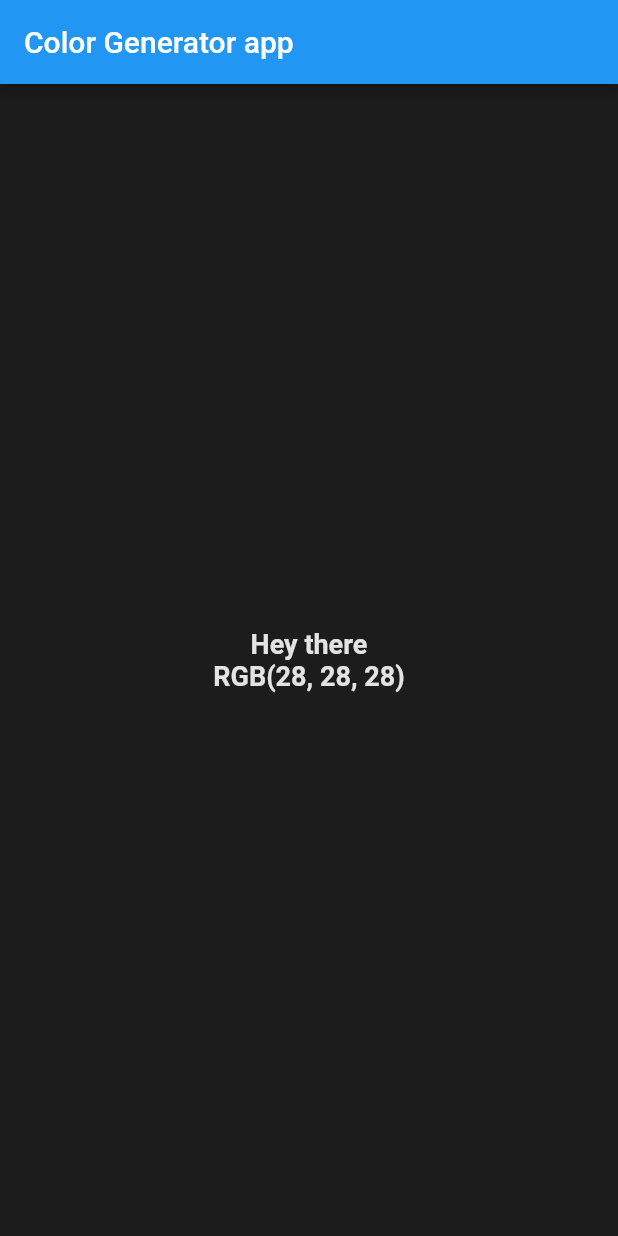
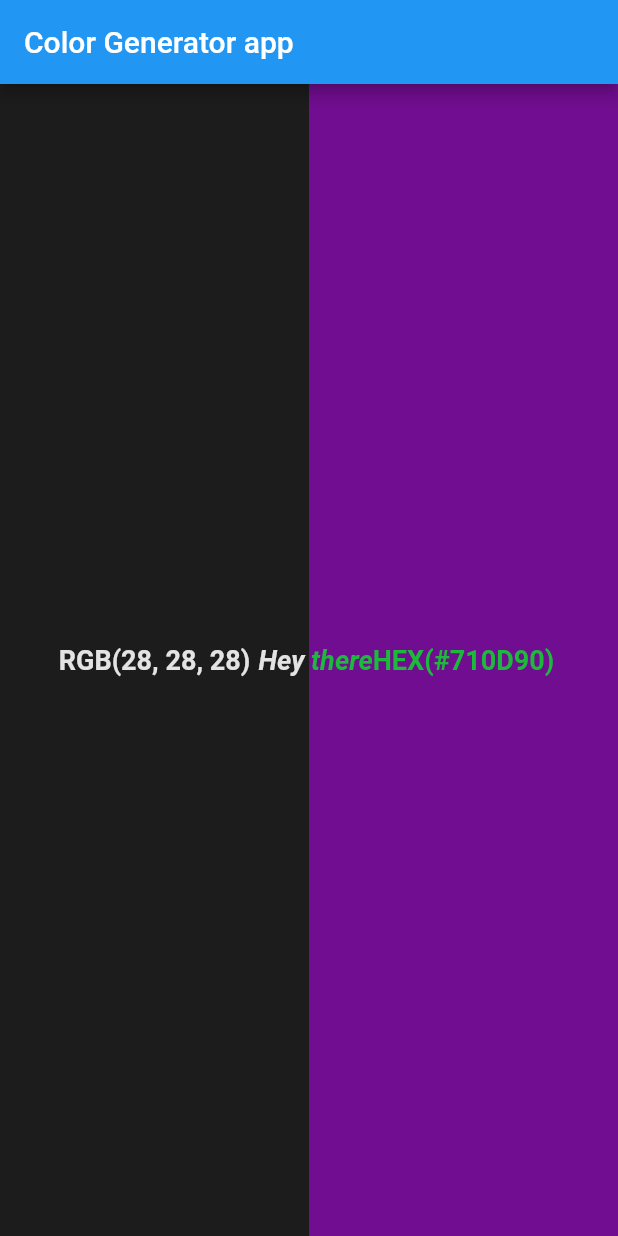
Before and after one commit to doryuDiehardd/simple_color_generator, a Flutter app: the screen it shows after launch, on a phone screen of 412 x 824 dp. Run offline on Flutter 3.47's test engine with Material 2 defaults, Android fonts, the phone set to English and light mode, and no system bars.

Commit message:
implemented HEX color generation + split screen

```diff
--- a/lib/main.dart
+++ b/lib/main.dart
@@ -33,12 +33,15 @@ class _MyHomePageState extends State<MyHomePage> {
   int _r = 255;
   int _g = 255;
   int _b = 255;
+  String _hex = 0xFFFFFF.toString();
   final double _fontSize = 18;
+
 
 
   @override
   void initState() {
     _generateRGBColor();
+    _generateHEXColor();
     super.initState();
   }
 
@@ -50,6 +53,12 @@ class _MyHomePageState extends State<MyHomePage> {
     });
   }
 
+  void _generateHEXColor() {
+    setState(() {
+          _hex = Random().nextInt(16777217).toRadixString(16);
+    });
+  }
+
   @override
   Widget build(BuildContext context) {
     return Scaffold(
@@ -57,12 +66,19 @@ class _MyHomePageState extends State<MyHomePage> {
         title: Text(widget.title),
       ),
       body:
-        InkWell(
+        Stack(
+          children: [
+            Row(
+            mainAxisSize: MainAxisSize.max,
+            children: [
+              Expanded(
+                child: InkWell(
                   onTap: () => _generateRGBColor(),
-          child: Container(
+                  child: AnimatedContainer(
+                    duration: const Duration(milliseconds: 500),
                     color: Color.fromARGB(_a, _r, _g, _b),
                     child: Center(
-              child: Text('Hey there\nRGB($_r, $_g, $_b)',
+                      child: Text('RGB($_r, $_g, $_b)',
                       textAlign: TextAlign.center,
                       style: TextStyle(
                         color: Color.fromARGB(_a, 255-_r, 255-_g, 255-_b),
@@ -73,6 +89,57 @@ class _MyHomePageState extends State<MyHomePage> {
                     ),
                   ),
                 ),
+              ),
+              Expanded(
+                child: InkWell(
+                  onTap: () => _generateHEXColor(),
+                  child: AnimatedContainer(
+                    duration: const Duration(milliseconds: 400),
+                    color: Color(int.parse("0xFF$_hex")),
+                    child: Center(
+                      child: Text('HEX(#${_hex.toUpperCase()})',
+                      textAlign: TextAlign.center,
+                      style: TextStyle(
+                        color: Color(int.parse("0xFF$_hex")+0xFFababab),
+                        fontSize: _fontSize,
+                        fontWeight: FontWeight.bold,
+                        ),
+                      ),
+                    ),
+                  ),
+                ),
+              ),
+              ],
+            ),
+            Center(
+              child: Row(
+                crossAxisAlignment: CrossAxisAlignment.center,
+                mainAxisAlignment: MainAxisAlignment.center,
+                mainAxisSize: MainAxisSize.max,
+                children: [
+                  Text('Hey  ',
+                    textAlign: TextAlign.end,
+                    style: TextStyle(
+                      fontSize: _fontSize,
+                      fontWeight: FontWeight.bold,
+                      fontStyle: FontStyle.italic,
+                      color: Color.fromARGB(_a, 255-_r, 255-_g, 255-_b),
+                    ),
+                  ),
+                  Text(' there',
+                    textAlign: TextAlign.start,
+                    style: TextStyle(
+                      fontSize: _fontSize,
+                      fontWeight: FontWeight.bold,
+                      fontStyle: FontStyle.italic,
+                      color: Color(int.parse("0xFF$_hex")+0xFFababab),
+                    ),
+                  ),
+                ],
+              ),
+            ),
+        ],
+        ),
     );
   }
 }
--- a/pubspec.yaml
+++ b/pubspec.yaml
@@ -30,10 +30,6 @@ dependencies:
   flutter:
     sdk: flutter
   solid_lints: ^0.0.12
-
-  # The following adds the Cupertino Icons font to your application.
-  # Use with the CupertinoIcons class for iOS style icons.
-  cupertino_icons: ^1.0.2
 
 dev_dependencies:
   flutter_test:
```
Also changed, not shown: pubspec.lock. Lines whose indentation alone changed are shown as unchanged.
